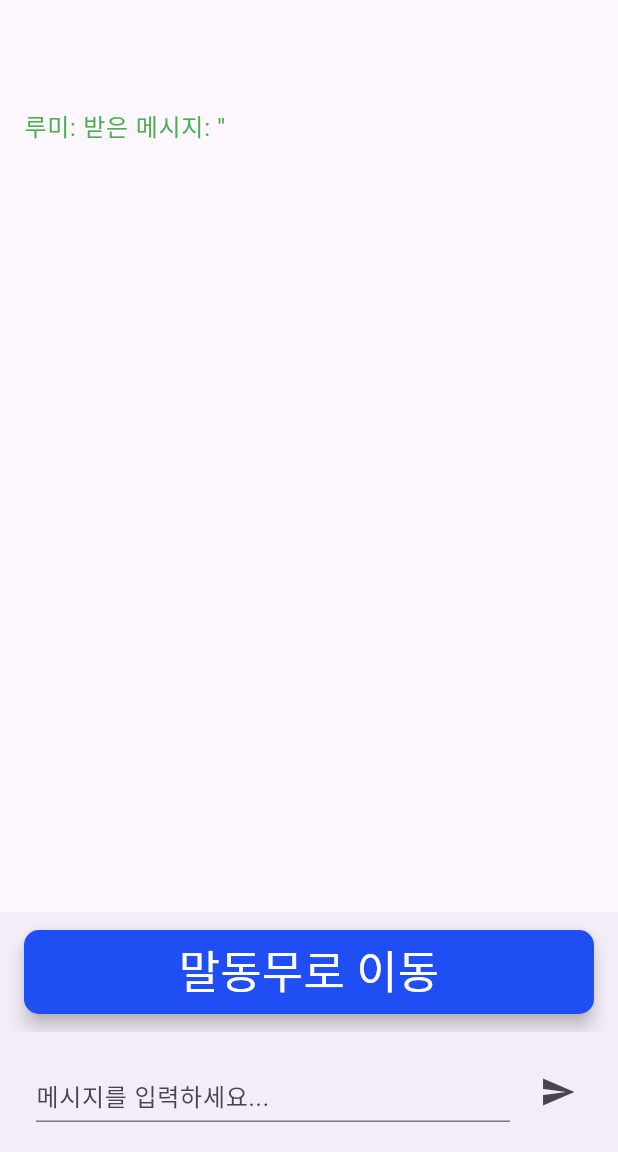
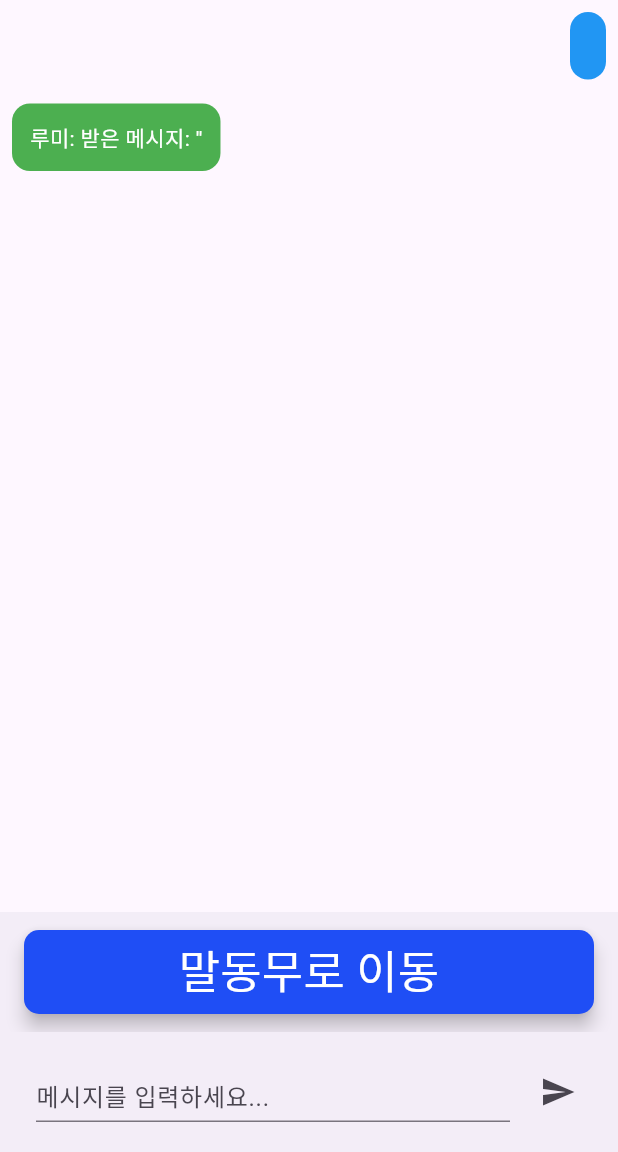
Before and after one commit to sapgun/rumi_flutter_edit, a Flutter app: the rumi_chat screen opened directly, after a tap on the "send" icon, on a phone screen of 412 x 824 dp, the part 84-1236 px from its top. Run offline on Flutter 3.47's test engine with Material 3 defaults, Android fonts, the phone set to English and light mode, and no system bars; our stand-ins replace avatar_glow, camera, contacts_service, fl_chart, flutter_svg, geolocator and 8 more; missing offline and left inert: google_mlkit_commons, google_mlkit_pose_detection; accounts and stored records are empty.

Commit message:
말풍선

```diff
--- a/lib/rumi_chat.dart
+++ b/lib/rumi_chat.dart
@@ -42,13 +42,9 @@ class _rumi_chatState extends State<rumi_chat> {
             child: ListView.builder(
               itemCount: messages.length,
               itemBuilder: (context, index) {
-                return ListTile(
-                  title: Text(
-                    messages[index].content,
-                    style: TextStyle(
-                      color: messages[index].isUser ? Colors.blue : Colors.green,
-                    ),
-                  ),
+                return Bubble(
+                  message: messages[index].content,
+                  isUser: messages[index].isUser,
                 );
               },
             ),
@@ -145,3 +141,31 @@ class ChatMessage {
 
   ChatMessage(this.content, this.isUser);
 }
+
+class Bubble extends StatelessWidget {
+  final String message;
+  final bool isUser;
+
+  const Bubble({required this.message, required this.isUser});
+
+  @override
+  Widget build(BuildContext context) {
+    return Padding(
+      padding: const EdgeInsets.all(8.0),
+      child: Align(
+        alignment: isUser ? Alignment.topRight : Alignment.topLeft,
+        child: Container(
+          decoration: BoxDecoration(
+            color: isUser ? Colors.blue : Colors.green,
+            borderRadius: BorderRadius.circular(12),
+          ),
+          padding: const EdgeInsets.all(12),
+          child: Text(
+            message,
+            style: TextStyle(color: Colors.white),
+          ),
+        ),
+      ),
+    );
+  }
+}
```
